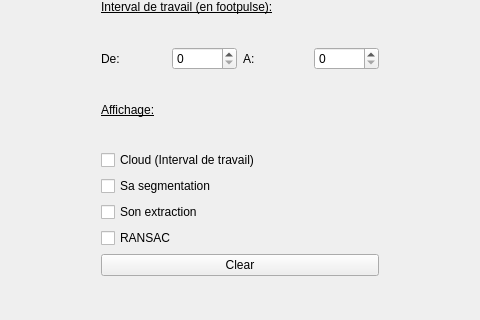
Old version of the form mainwindow.ui in the repository JJponciano/SCNreader; both pictures show x 123 to 603 and y 113 to 433 of the 726 by 433 pixel window.
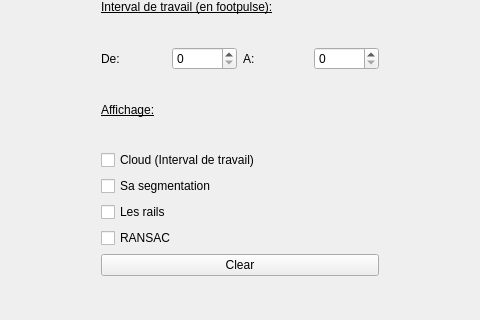
New version of the form.

```diff
--- a/mainwindow.ui
+++ b/mainwindow.ui
@@ -128,7 +128,7 @@
            <item row="4" column="0">
             <widget class="QCheckBox" name="pushExtract">
              <property name="text">
-              <string>Son extraction</string>
+              <string>Les rails</string>
              </property>
             </widget>
            </item>
```
